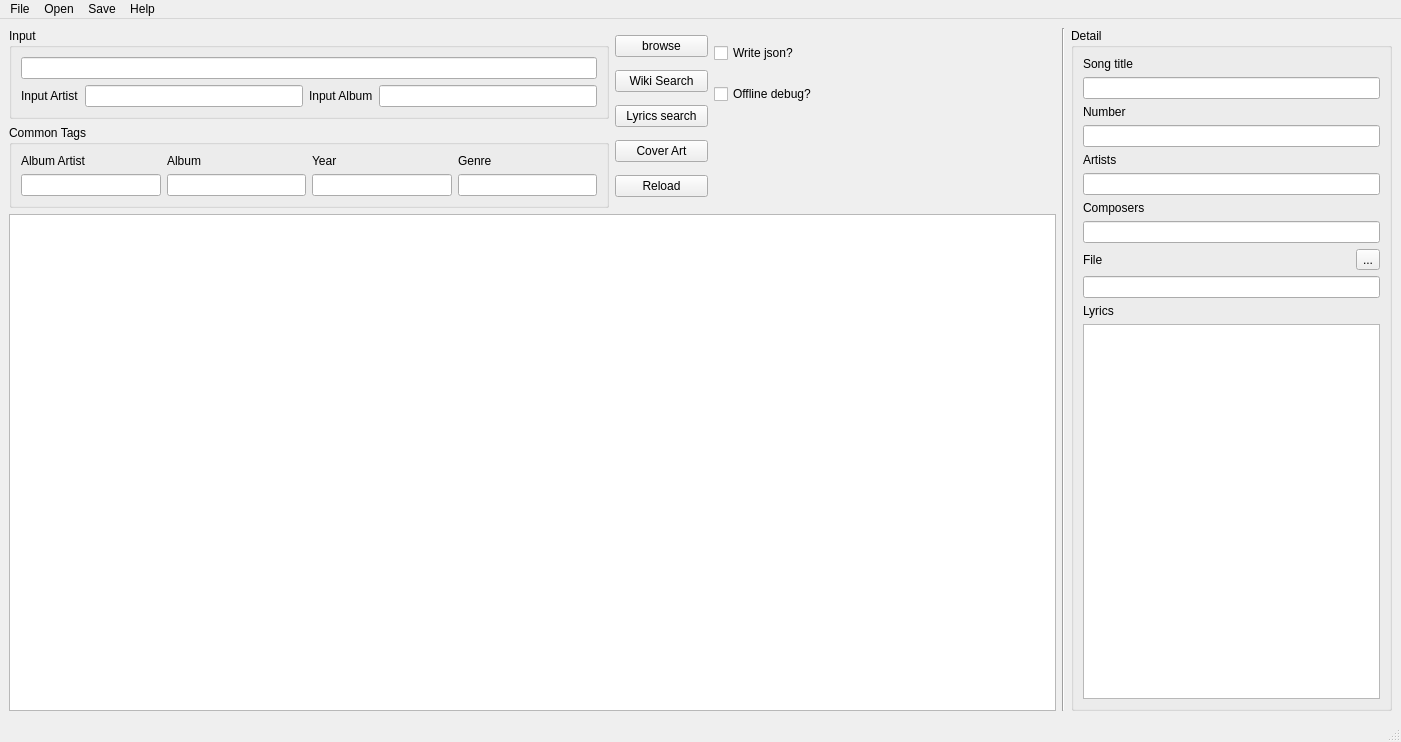
marian-code/wikipedia-music-tags, file wiki_music/ui/MainWindow.ui: the form before one commit.
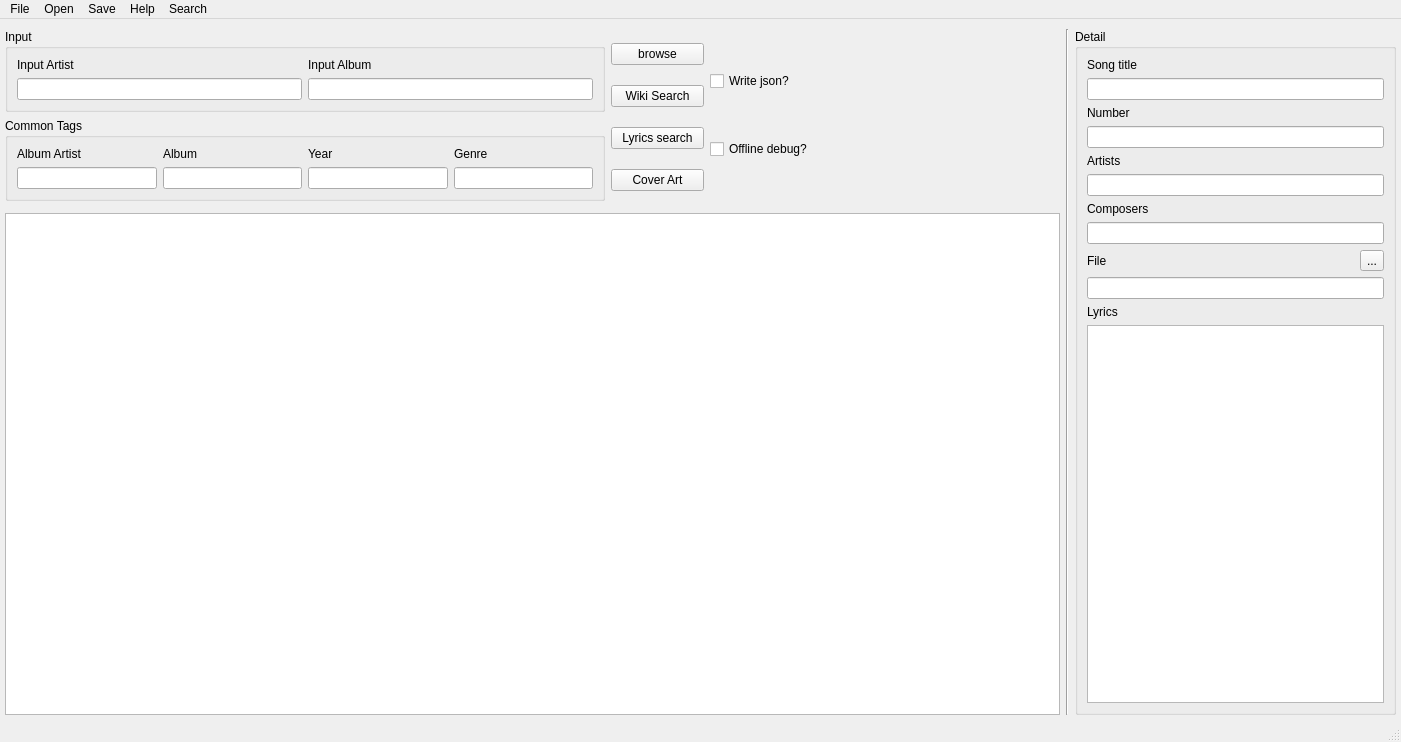
The form after the commit.

The edit to the form file:
```diff
--- a/wiki_music/ui/MainWindow.ui
+++ b/wiki_music/ui/MainWindow.ui
@@ -14,7 +14,31 @@
    <string>MainWindow</string>
   </property>
   <widget class="QWidget" name="centralwidget">
+   <layout class="QGridLayout" name="gridlayout">
+    <property name="leftMargin">
+     <number>5</number>
+    </property>
+    <property name="topMargin">
+     <number>10</number>
+    </property>
+    <property name="rightMargin">
+     <number>5</number>
+    </property>
+    <property name="bottomMargin">
+     <number>5</number>
+    </property>
+    <item row="0" column="3" rowspan="2">
+     <layout class="QHBoxLayout" name="picture_layout">
+      <property name="sizeConstraint">
+       <enum>QLayout::SetMinimumSize</enum>
+      </property>
+     </layout>
+    </item>
+    <item row="0" column="0">
    <layout class="QGridLayout" name="gridLayout">
+      <property name="sizeConstraint">
+       <enum>QLayout::SetMaximumSize</enum>
+      </property>
     <item row="0" column="0">
      <widget class="QGroupBox" name="input_frame">
       <property name="maximumSize">
@@ -27,40 +51,24 @@
        <string>Input</string>
       </property>
       <layout class="QGridLayout" name="input_grid">
-       <item row="0" column="0" colspan="4">
-        <widget class="QLineEdit" name="display_dir">
-         <property name="toolTip">
-          <string extracomment="Use Browse button and find dir or input path here"/>
-         </property>
-         <property name="statusTip">
-          <string extracomment="Use Browse button and find dir or input path here"/>
-         </property>
-         <property name="whatsThis">
-          <string extracomment="Use Browse button and find dir or input path here"/>
-         </property>
-         <property name="accessibleDescription">
-          <string extracomment="Use Browse button and find dir or input path here"/>
-         </property>
-        </widget>
-       </item>
-       <item row="1" column="0">
+         <item row="1" column="1">
+          <widget class="QLineEdit" name="band_entry_input"/>
+         </item>
+         <item row="0" column="1">
         <widget class="QLabel" name="label">
          <property name="text">
           <string>Input Artist</string>
          </property>
         </widget>
        </item>
-       <item row="1" column="1">
-        <widget class="QLineEdit" name="band_entry_input"/>
-       </item>
-       <item row="1" column="2">
+         <item row="0" column="2">
         <widget class="QLabel" name="label_2">
          <property name="text">
           <string>Input Album</string>
          </property>
         </widget>
        </item>
-       <item row="1" column="3">
+         <item row="1" column="2">
         <widget class="QLineEdit" name="album_entry_input"/>
        </item>
       </layout>
@@ -121,6 +129,8 @@
       </layout>
      </widget>
     </item>
+     </layout>
+    </item>
     <item row="0" column="5" rowspan="3">
      <widget class="QGroupBox" name="detail_frame">
       <property name="minimumSize">
@@ -138,48 +148,48 @@
       <property name="title">
        <string>Detail</string>
       </property>
-      <layout class="QVBoxLayout" name="verticalLayout">
-       <item>
+      <layout class="QGridLayout" name="gridLayout_3">
+       <item row="0" column="0">
         <widget class="QLabel" name="label_7">
          <property name="text">
           <string>Song title</string>
          </property>
         </widget>
        </item>
-       <item>
+       <item row="1" column="0">
         <widget class="QLineEdit" name="title_detail"/>
        </item>
-       <item>
+       <item row="2" column="0">
         <widget class="QLabel" name="label_8">
          <property name="text">
           <string>Number</string>
          </property>
         </widget>
        </item>
-       <item>
+       <item row="3" column="0">
         <widget class="QLineEdit" name="number_detail"/>
        </item>
-       <item>
+       <item row="4" column="0">
         <widget class="QLabel" name="label_9">
          <property name="text">
           <string>Artists</string>
          </property>
         </widget>
        </item>
-       <item>
+       <item row="5" column="0">
         <widget class="QLineEdit" name="artist_detail"/>
        </item>
-       <item>
+       <item row="6" column="0">
         <widget class="QLabel" name="label_10">
          <property name="text">
           <string>Composers</string>
          </property>
         </widget>
        </item>
-       <item>
+       <item row="7" column="0">
         <widget class="QLineEdit" name="composer_detail"/>
        </item>
-       <item>
+       <item row="8" column="0">
         <layout class="QHBoxLayout" name="horizontalLayout">
          <item>
           <widget class="QLabel" name="label_11">
@@ -197,25 +207,22 @@
          </item>
         </layout>
        </item>
-       <item>
+       <item row="9" column="0">
         <widget class="QLineEdit" name="file_detail"/>
        </item>
-       <item>
+       <item row="10" column="0">
         <widget class="QLabel" name="label_12">
          <property name="text">
           <string>Lyrics</string>
          </property>
         </widget>
        </item>
-       <item>
+       <item row="11" column="0">
         <widget class="QTextEdit" name="lyrics_detail"/>
        </item>
       </layout>
      </widget>
     </item>
-    <item row="0" column="3" rowspan="2">
-     <layout class="QHBoxLayout" name="picture_layout"/>
-    </item>
     <item row="0" column="4" rowspan="3">
      <widget class="Line" name="line">
       <property name="orientation">
@@ -223,6 +230,59 @@
       </property>
      </widget>
     </item>
+    <item row="0" column="1" rowspan="2">
+     <layout class="QGridLayout" name="buttons_grid">
+      <property name="sizeConstraint">
+       <enum>QLayout::SetMinimumSize</enum>
+      </property>
+      <item row="0" column="0">
+       <widget class="QPushButton" name="browse_button">
+        <property name="maximumSize">
+         <size>
+          <width>93</width>
+          <height>16777215</height>
+         </size>
+        </property>
+        <property name="text">
+         <string>browse</string>
+        </property>
+       </widget>
+      </item>
+      <item row="2" column="0">
+       <widget class="QPushButton" name="lyrics_button">
+        <property name="maximumSize">
+         <size>
+          <width>93</width>
+          <height>16777215</height>
+         </size>
+        </property>
+        <property name="text">
+         <string>Lyrics search</string>
+        </property>
+       </widget>
+      </item>
+      <item row="3" column="0">
+       <widget class="QPushButton" name="coverArt">
+        <property name="text">
+         <string>Cover Art</string>
+        </property>
+       </widget>
+      </item>
+      <item row="1" column="0">
+       <widget class="QPushButton" name="wiki_search_button">
+        <property name="maximumSize">
+         <size>
+          <width>93</width>
+          <height>16777215</height>
+         </size>
+        </property>
+        <property name="text">
+         <string>Wiki Search</string>
+        </property>
+       </widget>
+      </item>
+     </layout>
+    </item>
     <item row="2" column="0" colspan="4">
      <widget class="QTableView" name="tableView">
       <property name="sizeAdjustPolicy">
@@ -262,6 +322,9 @@
     </item>
     <item row="0" column="2">
      <layout class="QVBoxLayout" name="verticalLayout_3">
+      <property name="sizeConstraint">
+       <enum>QLayout::SetMinimumSize</enum>
+      </property>
       <item>
        <widget class="QCheckBox" name="json_write_sw">
         <property name="maximumSize">
@@ -290,63 +353,6 @@
       </item>
      </layout>
     </item>
-    <item row="0" column="1" rowspan="2">
-     <layout class="QGridLayout" name="buttons_grid">
-      <item row="0" column="0">
-       <widget class="QPushButton" name="browse_button">
-        <property name="maximumSize">
-         <size>
-          <width>93</width>
-          <height>16777215</height>
-         </size>
-        </property>
-        <property name="text">
-         <string>browse</string>
-        </property>
-       </widget>
-      </item>
-      <item row="2" column="0">
-       <widget class="QPushButton" name="lyrics_button">
-        <property name="maximumSize">
-         <size>
-          <width>93</width>
-          <height>16777215</height>
-         </size>
-        </property>
-        <property name="text">
-         <string>Lyrics search</string>
-        </property>
-       </widget>
-      </item>
-      <item row="1" column="0">
-       <widget class="QPushButton" name="wiki_search_button">
-        <property name="maximumSize">
-         <size>
-          <width>93</width>
-          <height>16777215</height>
-         </size>
-        </property>
-        <property name="text">
-         <string>Wiki Search</string>
-        </property>
-       </widget>
-      </item>
-      <item row="3" column="0">
-       <widget class="QPushButton" name="coverArt">
-        <property name="text">
-         <string>Cover Art</string>
-        </property>
-       </widget>
-      </item>
-      <item row="4" column="0">
-       <widget class="QPushButton" name="pushButton">
-        <property name="text">
-         <string>Reload</string>
-        </property>
-       </widget>
-      </item>
-     </layout>
-    </item>
    </layout>
   </widget>
   <widget class="QMenuBar" name="menubar">
@@ -393,12 +399,22 @@
     </property>
     <addaction name="actionHelp_Index"/>
     <addaction name="actionGit"/>
-    <addaction name="actionAbout"/>
+    <addaction name="actionVersion"/>
+    <addaction name="actionLogs"/>
+   </widget>
+   <widget class="QMenu" name="menuSearch">
+    <property name="title">
+     <string>Search</string>
+    </property>
+    <addaction name="actionWikipedia_2"/>
+    <addaction name="actionLyrics"/>
+    <addaction name="actionCoverArt"/>
    </widget>
    <addaction name="menuFile"/>
    <addaction name="menuOpen"/>
    <addaction name="menuSave"/>
    <addaction name="menuHelp"/>
+   <addaction name="menuSearch"/>
   </widget>
   <widget class="QStatusBar" name="statusbar"/>
   <action name="actionNew">
```
Left out of the diff: 30 changed lines with no effect on the pictures. Lines whose indentation alone changed are shown as unchanged.
